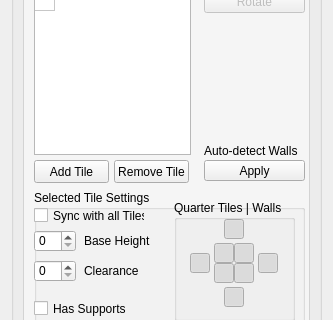
First picture: the form in editor_app/gui/settingsLS.ui, repository danielmeinert/objectcreator, before the edit; both pictures show x 0 to 333 and y 154 to 474 of the 333 by 575 pixel window.
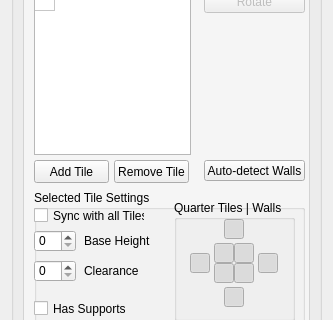
Second picture: the form after the edit. The open tabs and pages were chosen to show the change. Custom widgets are drawn as their Qt base class.

```diff
--- a/editor_app/gui/settingsLS.ui
+++ b/editor_app/gui/settingsLS.ui
@@ -1261,24 +1261,8 @@
            <string>&lt;html&gt;&lt;head/&gt;&lt;body&gt;&lt;p&gt;For every tile, set its walls according to neighboring tiles&lt;/p&gt;&lt;/body&gt;&lt;/html&gt;</string>
           </property>
           <property name="text">
-           <string>Apply</string>
-          </property>
-         </widget>
-         <widget class="QLabel" name="label_5">
-          <property name="geometry">
-           <rect>
-            <x>180</x>
-            <y>200</y>
-            <width>101</width>
-            <height>21</height>
-           </rect>
-          </property>
-          <property name="text">
            <string>Auto-detect Walls</string>
           </property>
-          <property name="wordWrap">
-           <bool>true</bool>
-          </property>
          </widget>
         </widget>
        </widget>
```
